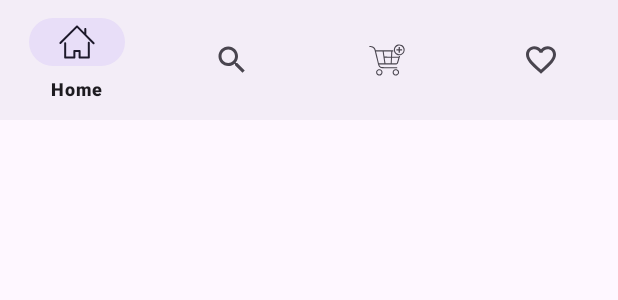
After one commit to devnoorm7md/fake-shope-store, an Android app: the layout bottom_navigation_bar.xml on its own in the app's theme, with its tools: preview values and no code run, on a phone screen of 412 x 824 dp. The commit adds this screen. Shown: the top 300 px of the screen. Run offline under Robolectric (Android 15) with nearby library versions, the phone set to English and light mode, and no system bars.

Commit message:
create bottom navigation

```diff
--- /dev/null
+++ b/app/src/main/res/drawable/home_icon.xml
@@ -0,0 +1,12 @@
+<vector xmlns:android="http://schemas.android.com/apk/res/android"
+    android:width="1000dp"
+    android:height="1000dp"
+    android:viewportWidth="1000"
+    android:viewportHeight="1000">
+  <path
+      android:fillColor="#FF000000"
+      android:pathData="M828.5,490.8c-15.9,0 -28.2,12.3 -28.2,28.3v386.1H599.9V747.5c0,-14.8 -12.3,-27.7 -27.2,-27.7H427.9c-15.9,0 -28.8,12.9 -28.8,27.7v157.7H199.3V531.9c0,-14.9 -12.3,-27.3 -28.2,-27.3c-14.9,0 -27.2,12.4 -27.2,27.3v401.5c0,14.9 12.3,27.3 27.2,27.3h256.8c14.9,0 27.2,-12.4 27.2,-27.3V775.8h89.4v157.7c0,14.9 12.3,27.3 28.2,27.3h255.8c14.9,0 27.2,-12.4 27.2,-27.3V519.1C855.7,503.1 843.3,490.8 828.5,490.8z"/>
+  <path
+      android:fillColor="#FF000000"
+      android:pathData="M982,512.8L759.1,289V136.4c0,-15.9 -12.8,-28.2 -28.8,-28.2c-14.9,0 -27.2,12.3 -27.2,28.2V233L519.3,48.1c-5.6,-5.7 -12.3,-8.8 -19,-8.8c-7.7,0 -14.4,3.2 -20,8.8L18.6,509.8c-11.1,11.1 -11.8,28.8 0,39c10.3,11.8 27.9,11.1 39,0l442.7,-441.6l441.7,445.8c4.6,4.6 11.3,7.2 20,7.2c7.7,0 14.4,-2.6 20,-7.2C992.3,542.6 993,524 982,512.8z"/>
+</vector>
--- /dev/null
+++ b/app/src/main/res/drawable/search_icon.xml
@@ -0,0 +1,5 @@
+<vector android:height="24dp" android:tint="#000000"
+    android:viewportHeight="24" android:viewportWidth="24"
+    android:width="24dp" xmlns:android="http://schemas.android.com/apk/res/android">
+    <path android:fillColor="@android:color/white" android:pathData="M15.5,14h-0.79l-0.28,-0.27C15.41,12.59 16,11.11 16,9.5 16,5.91 13.09,3 9.5,3S3,5.91 3,9.5 5.91,16 9.5,16c1.61,0 3.09,-0.59 4.23,-1.57l0.27,0.28v0.79l5,4.99L20.49,19l-4.99,-5zM9.5,14C7.01,14 5,11.99 5,9.5S7.01,5 9.5,5 14,7.01 14,9.5 11.99,14 9.5,14z"/>
+</vector>
--- /dev/null
+++ b/app/src/main/res/layout/bottom_navigation_bar.xml
@@ -0,0 +1,16 @@
+<?xml version="1.0" encoding="utf-8"?>
+<LinearLayout
+    xmlns:android="http://schemas.android.com/apk/res/android"
+    xmlns:app="http://schemas.android.com/apk/res-auto"
+    android:layout_width="match_parent"
+    android:layout_height="wrap_content">
+
+    <com.google.android.material.bottomnavigation.BottomNavigationView
+        android:id="@+id/bottom_navigation"
+        android:layout_width="match_parent"
+        android:layout_height="wrap_content"
+        android:clickable="true"
+        app:menu="@menu/bottom_navigation_menu"
+        android:focusable="true" />
+
+</LinearLayout>
--- /dev/null
+++ b/app/src/main/res/menu/bottom_navigation_menu.xml
@@ -0,0 +1,25 @@
+<?xml version="1.0" encoding="utf-8"?>
+<menu xmlns:android="http://schemas.android.com/apk/res/android">
+
+    <item
+        android:id="@+id/navigation_home"
+        android:enabled="true"
+        android:icon="@drawable/home_icon"
+        android:title="@string/home" />
+    <item
+        android:id="@+id/navigation_search"
+        android:enabled="true"
+        android:icon="@drawable/search_icon"
+        android:title="@string/search" />
+    <item
+        android:id="@+id/navigation_cart"
+        android:enabled="true"
+        android:icon="@drawable/add_to_cart"
+        android:title="@string/cart" />
+    <item
+        android:id="@+id/navigation_favourite"
+        android:enabled="true"
+        android:icon="@drawable/favorite_icon"
+        android:title="@string/favourite" />
+
+</menu>
--- a/app/src/main/res/values/strings.xml
+++ b/app/src/main/res/values/strings.xml
@@ -3,4 +3,8 @@
     <string name="add_to_cart_icon">add to cart icon</string>
     <string name="product_description">great outerwear jackets for Spring/Autumn/Winter, suitable for many occasions, such as working, hiking, camping, mountain/rock climbing, cycling, traveling or other outdoors. Good gift choice for you or your family member. A warm hearted love to Father, husband or son in this thanksgiving or Christmas Day.</string>
     <string name="favourite_icon">favourite icon</string>
+    <string name="home">Home</string>
+    <string name="search">Search</string>
+    <string name="favourite">Favourite</string>
+    <string name="cart">Cart</string>
 </resources>
```
